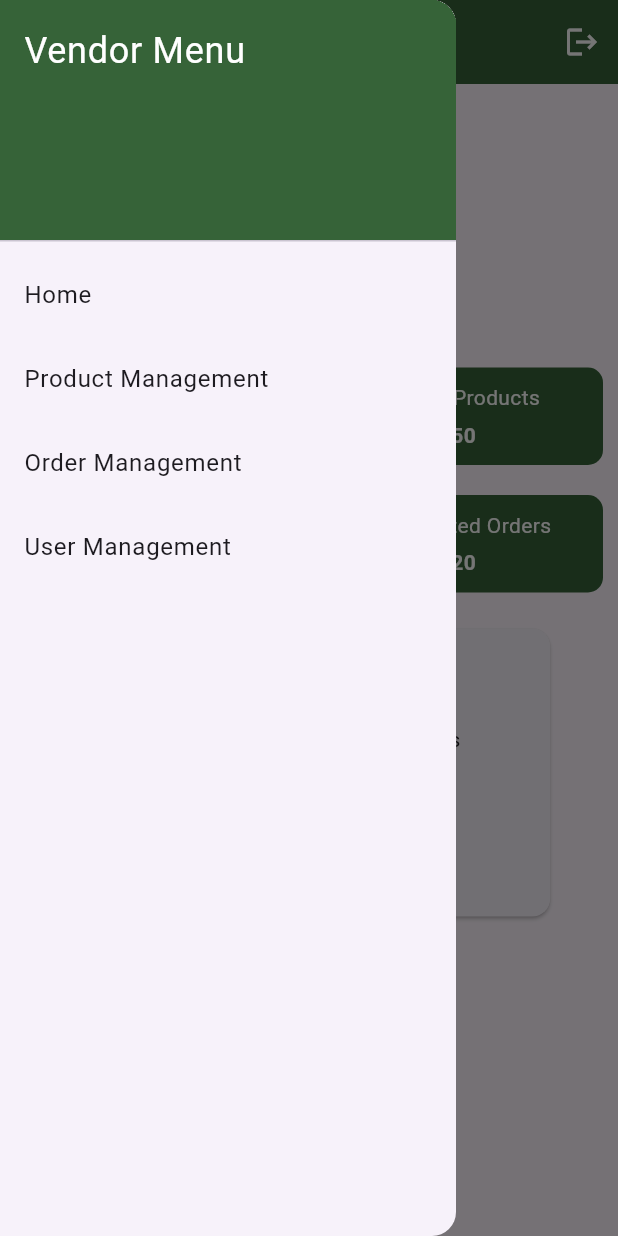
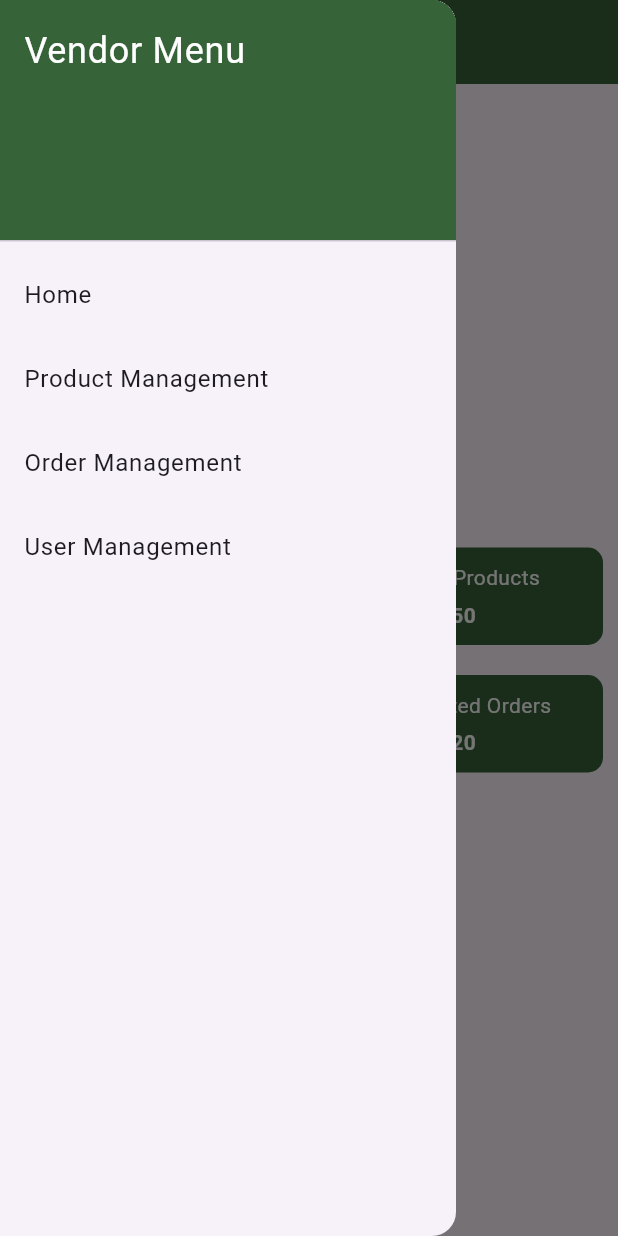
Before and after one commit to Arjitlohani/freshfind, a Flutter app: the VendorDashboardScreen screen opened directly, with the side drawer open, on a phone screen of 412 x 824 dp. Run offline on Flutter 3.47's test engine with Material 3 defaults, Android fonts, the phone set to English and light mode, and no system bars; drawn by our look-alikes of fl_chart; our stand-ins replace image_picker.

Commit message:
after data delete change

```diff
--- a/frontend/freshfinds/lib/actors/vendor/vendor_dashboard.dart
+++ b/frontend/freshfinds/lib/actors/vendor/vendor_dashboard.dart
@@ -1,25 +1,23 @@
 import 'package:flutter/material.dart';
-import 'package:fl_chart/fl_chart.dart';
-import 'package:freshfinds/actors/vendor/productmmt.dart';
-
-import 'product_display.dart';
 
 void main() {
-  runApp(const VendorDashboard());
+  runApp(VendorDashboard());
 }
 
 class VendorDashboard extends StatelessWidget {
-  const VendorDashboard({super.key});
-
   @override
   Widget build(BuildContext context) {
-    return const VendorDashboardScreen();
+    return MaterialApp(
+      title: 'Vendor Dashboard',
+      theme: ThemeData(
+        primarySwatch: Colors.blue,
+      ),
+      home: VendorDashboardScreen(),
+    );
   }
 }
 
 class VendorDashboardScreen extends StatefulWidget {
-  const VendorDashboardScreen({super.key});
-
   @override
   _VendorDashboardScreenState createState() => _VendorDashboardScreenState();
 }
@@ -31,20 +29,11 @@ class _VendorDashboardScreenState extends State<VendorDashboardScreen> {
   Widget build(BuildContext context) {
     return Scaffold(
       appBar: AppBar(
-        title: const Text(
+        title: Text(
           'Vendor Dashboard',
           style: TextStyle(color: Colors.white),
         ),
-        backgroundColor: const Color.fromARGB(255, 54, 99, 56),
-        actions: [
-          IconButton(
-            icon: const Icon(
-              Icons.logout,
-              color: Colors.white,
-            ),
-            onPressed: () => _logout(context),
-          ),
-        ],
+        backgroundColor: Color.fromARGB(255, 54, 99, 56),
       ),
       drawer: VendorDrawer(onTap: (index) {
         setState(() {
@@ -59,31 +48,23 @@ class _VendorDashboardScreenState extends State<VendorDashboardScreen> {
   Widget _buildBody(int index) {
     switch (index) {
       case 0:
-        return const VendorHomeScreen();
+        return VendorHomeScreen();
       case 1:
-        return ProductManagementScreen(); // Placeholder for product management
+        return Container(); // Placeholder for product management
       case 2:
-        return ProductDisplay(); // Placeholder for order management
+        return Container(); // Placeholder for order management
       case 3:
         return Container(); // Placeholder for user management
       default:
         return Container(); // Placeholder
     }
   }
-
-  // Function to handle logout
-  void _logout(BuildContext context) {
-    // Perform any necessary logout tasks here
-    // For example, clearing authentication tokens or session data
-    // Navigate back to the login screen
-    Navigator.pushNamedAndRemoveUntil(context, '/login', (route) => false);
-  }
 }
 
 class VendorDrawer extends StatelessWidget {
   final Function(int) onTap;
 
-  const VendorDrawer({super.key, required this.onTap});
+  const VendorDrawer({required this.onTap});
 
   @override
   Widget build(BuildContext context) {
@@ -91,7 +72,7 @@ class VendorDrawer extends StatelessWidget {
       child: ListView(
         padding: EdgeInsets.zero,
         children: <Widget>[
-          const DrawerHeader(
+          DrawerHeader(
             decoration: BoxDecoration(
               color: Color.fromARGB(255, 54, 99, 56),
             ),
@@ -104,19 +85,19 @@ class VendorDrawer extends StatelessWidget {
             ),
           ),
           ListTile(
-            title: const Text('Home'),
+            title: Text('Home'),
             onTap: () => onTap(0),
           ),
           ListTile(
-            title: const Text('Product Management'),
+            title: Text('Product Management'),
             onTap: () => onTap(1),
           ),
           ListTile(
-            title: const Text('Order Management'),
+            title: Text('Order Management'),
             onTap: () => onTap(2),
           ),
           ListTile(
-            title: const Text('User Management'),
+            title: Text('User Management'),
             onTap: () => onTap(3),
           ),
         ],
@@ -126,8 +107,6 @@ class VendorDrawer extends StatelessWidget {
 }
 
 class VendorHomeScreen extends StatelessWidget {
-  const VendorHomeScreen({super.key});
-
   @override
   Widget build(BuildContext context) {
     return Center(
@@ -142,7 +121,7 @@ class VendorHomeScreen extends StatelessWidget {
               Expanded(child: _buildContainer('Active Products', '50')),
             ],
           ),
-          const SizedBox(height: 20),
+          SizedBox(height: 20),
           Row(
             mainAxisAlignment: MainAxisAlignment.spaceEvenly,
             children: [
@@ -150,124 +129,6 @@ class VendorHomeScreen extends StatelessWidget {
               Expanded(child: _buildContainer('Completed Orders', '20')),
             ],
           ),
-          const SizedBox(height: 20),
-          // Pie Chart for Sales
-          SizedBox(
-            height: 200,
-            width: MediaQuery.of(context).size.width * 0.8,
-            child: Card(
-              child: PieChart(
-                PieChartData(
-                  sections: [
-                    PieChartSectionData(
-                      value: 30,
-                      color: Colors.blue,
-                      title: 'Fruits',
-                      radius: 50,
-                    ),
-                    PieChartSectionData(
-                      value: 40,
-                      color: Colors.green,
-                      title: 'Vegetables',
-                      radius: 50,
-                    ),
-                    PieChartSectionData(
-                      value: 20,
-                      color: Colors.orange,
-                      title: 'Dairy',
-                      radius: 50,
-                    ),
-                    PieChartSectionData(
-                      value: 10,
-                      color: Colors.red,
-                      title: 'Beverages',
-                      radius: 50,
-                    ),
-                  ],
-                ),
-              ),
-            ),
-          ),
-          const SizedBox(height: 20),
-          // Bar Graph for Income
-          // Container(
-          //   height: 200,
-          //   width: MediaQuery.of(context).size.width * 0.8,
-          //   child: Card(
-          //     child: BarChart(
-          //       BarChartData(
-          //         alignment: BarChartAlignment.center,
-          //         groupsSpace: 20,
-          //         barTouchData: BarTouchData(enabled: false),
-          //         titlesData: FlTitlesData(
-          //           show: true,
-          //           leftTitles: AxisTitles(
-          //             show: true,
-          //             getTextStyles: (value) => const TextStyle(
-          //               color: Colors.black,
-          //               fontWeight: FontWeight.bold,
-          //               fontSize: 14,
-          //             ),
-          //             margin: 8,
-          //             reservedSize: 32,
-          //             getTitles: (value) {
-          //               switch (value.toInt()) {
-          //                 case 0:
-          //                   return '0';
-          //                 case 2:
-          //                   return '20';
-          //                 case 4:
-          //                   return '40';
-          //                 default:
-          //                   return '';
-          //               }
-          //             },
-          //           ),
-          //           bottomTitles: AxisTitles(
-          //             show: true,
-          //             getTextStyles: (value) => const TextStyle(
-          //               color: Colors.black,
-          //               fontWeight: FontWeight.bold,
-          //               fontSize: 14,
-          //             ),
-          //             margin: 8,
-          //             reservedSize: 32,
-          //             getTitles: (value) {
-          //               switch (value.toInt()) {
-          //                 case 0:
-          //                   return 'A';
-          //                 case 1:
-          //                   return 'B';
-          //                 case 2:
-          //                   return 'C';
-          //                 case 3:
-          //                   return 'D';
-          //                 default:
-          //                   return '';
-          //               }
-          //             },
-          //           ),
-          //         ),
-          //         borderData: FlBorderData(show: false),
-          //         barGroups: [
-          //           BarChartGroupData(
-          //             x: 0,
-          //             barsSpace: 20,
-          //             barRods: [
-          //               BarChartRodData(toY: 8, color: Colors.blue),
-          //               BarChartRodData(toY: 10, color: Colors.green),
-          //               BarChartRodData(toY: 15, color: Colors.orange),
-          //               BarChartRodData(toYBarChartRodData(
-          // y: 7, // the y value
-          // colors: [Colors.red], // the color of the bar
-          // ): 7, color: Colors.red),
-          //             ],
-          //           ),
-          //         ],
-          //       ),
-          //     ),
-          //   ),
-          // ),
         ],
       ),
     );
@@ -275,10 +136,10 @@ class VendorHomeScreen extends StatelessWidget {
 
   Widget _buildContainer(String title, String value) {
     return Container(
-      padding: const EdgeInsets.all(10),
-      margin: const EdgeInsets.symmetric(horizontal: 10),
+      padding: EdgeInsets.all(10),
+      margin: EdgeInsets.symmetric(horizontal: 10),
       decoration: BoxDecoration(
-        color: const Color.fromARGB(255, 54, 99, 56),
+        color: Color.fromARGB(255, 54, 99, 56),
         borderRadius: BorderRadius.circular(10),
       ),
       child: Column(
@@ -286,13 +147,12 @@ class VendorHomeScreen extends StatelessWidget {
         children: [
           Text(
             title,
-            style: const TextStyle(color: Colors.white),
+            style: TextStyle(color: Colors.white),
           ),
-          const SizedBox(height: 5),
+          SizedBox(height: 5),
           Text(
             value,
-            style: const TextStyle(
-                color: Colors.white, fontWeight: FontWeight.bold),
+            style: TextStyle(color: Colors.white, fontWeight: FontWeight.bold),
           ),
         ],
       ),
--- a/frontend/freshfinds/lib/main.dart
+++ b/frontend/freshfinds/lib/main.dart
@@ -1,21 +1,20 @@
 import 'package:flutter/material.dart';
+
+import 'actors/customer/customer_dashboard.dart';
+import 'actors/vendor/vendor_dashboard.dart';
+
 import 'screens/login_page.dart';
 import 'screens/signup_page.dart';
 import 'actors/admin/admin_dashboard.dart';
-import 'actors/vendor/vendor_dashboard.dart';
-import 'actors/customer/customer_dashboard.dart';
 
 void main() {
-  runApp(const MyApp());
+  runApp(MyApp());
 }
 
 class MyApp extends StatelessWidget {
-  const MyApp({super.key});
-
   @override
   Widget build(BuildContext context) {
     return MaterialApp(
-      debugShowCheckedModeBanner: false,
       title: 'Freshfinds',
       theme: ThemeData(
         primarySwatch: Colors.blue,
@@ -24,8 +23,8 @@ class MyApp extends StatelessWidget {
       routes: {
         '/login': (context) => LoginPage(),
         '/signup': (context) => SignupPage(),
-        '/adminDashboard': (context) => const AdminDashboard(),
-        '/vendorDashboard': (context) => const VendorDashboard(),
+        '/adminDashboard': (context) => AdminDashboard(),
+        '/vendorDashboard': (context) => VendorDashboard(),
         '/customerDashboard': (context) => DashboardScreen(),
         // '/driverDashboard': (context) => DriverDashboard(),
       },
```
Also changed, not shown: frontend/freshfinds/lib/actors/driver/driver_dashboard.dart (deleted, +0 -45 lines), frontend/freshfinds/pubspec.yaml (+6 -9 lines), frontend/freshfinds/pubspec.lock, 8 other files.
